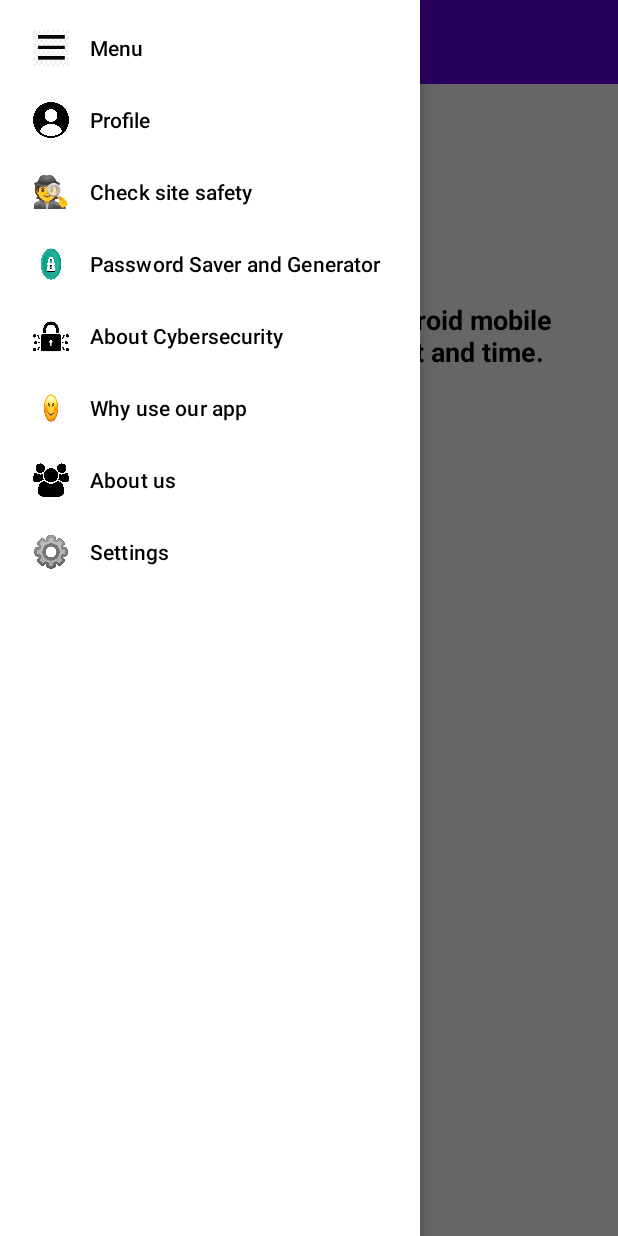
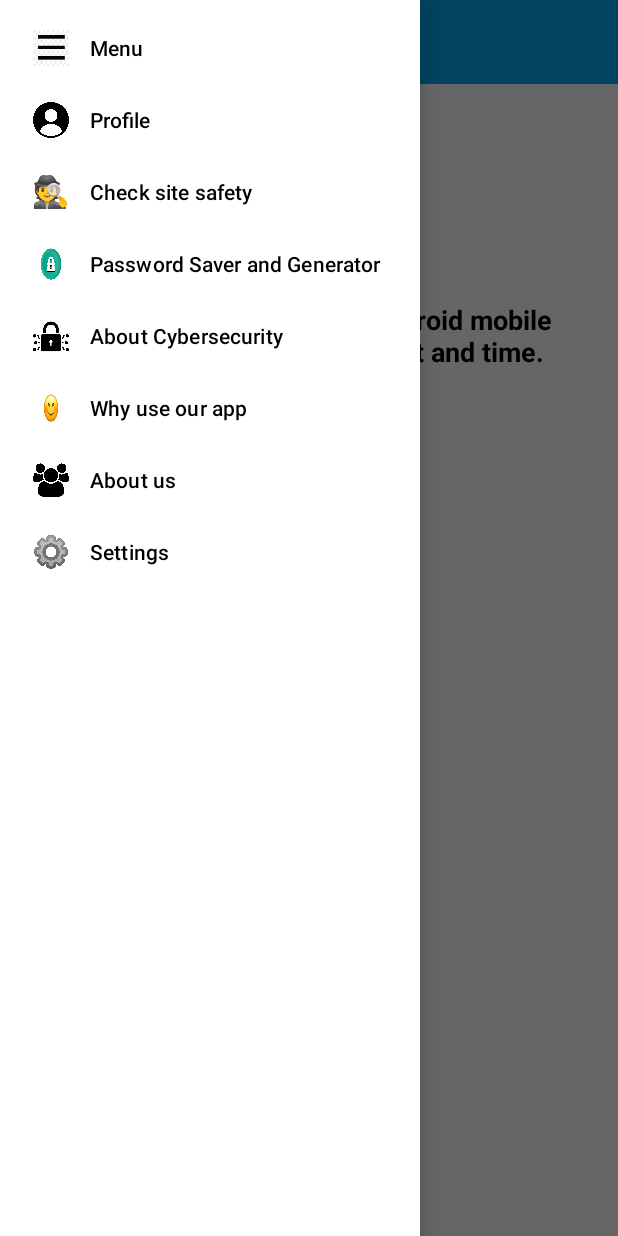
Before and after one commit to Paco2006/HackTues9, an Android app: the screen it shows after launch (MainActivity), with the side drawer open, on a phone screen of 412 x 824 dp. Run offline under Robolectric (Android 15) with nearby library versions, the phone set to English and light mode, and no system bars; our stand-ins replace navigation-ui.

Commit message:
menu+main activity+sub+navigation+firebase

```diff
--- a/app/src/main/res/layout/activity_main.xml
+++ b/app/src/main/res/layout/activity_main.xml
@@ -15,7 +15,7 @@
             android:id="@+id/layoutToolBar"
             android:layout_width="match_parent"
             android:layout_height="?actionBarSize"
-            android:background="@color/purple_500"
+            android:background="@color/material_light_blue_500"
             android:gravity="center_vertical"
             android:orientation="horizontal"
             android:paddingStart="15dp"
```
